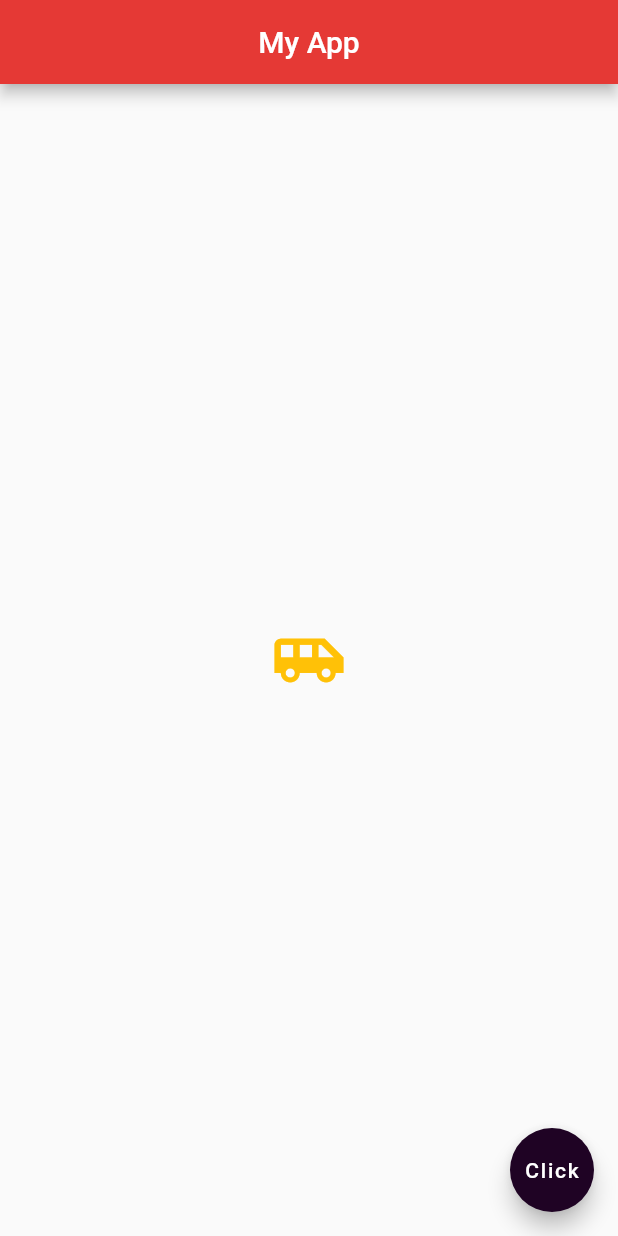
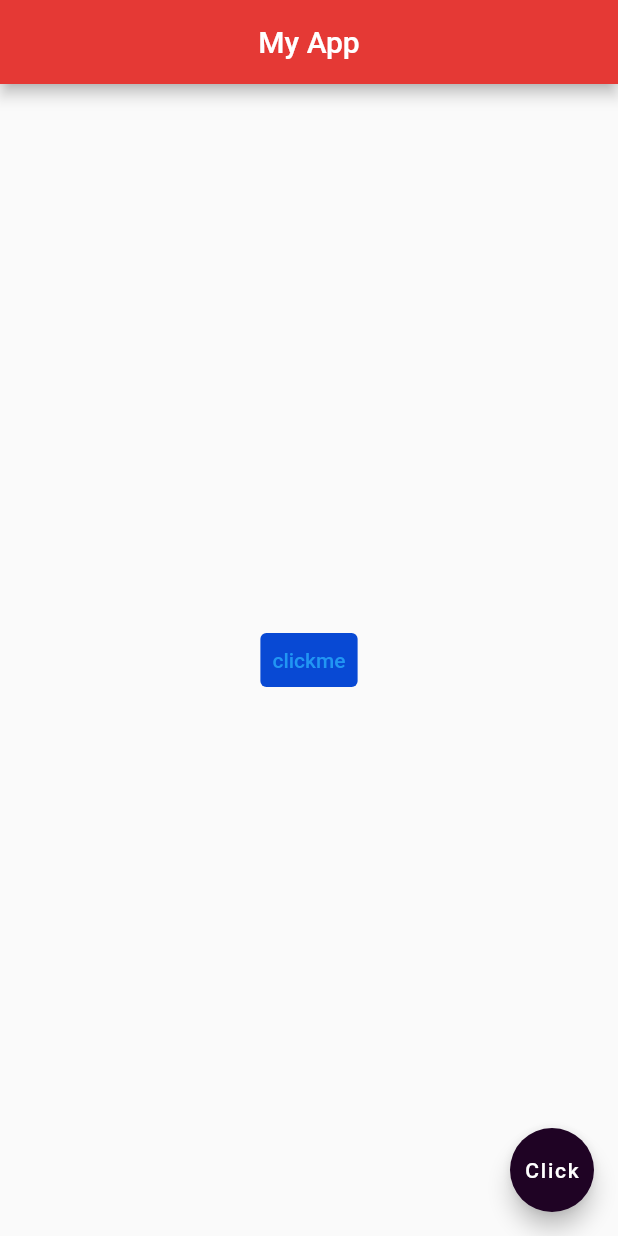
Before and after one commit to ArthurNamutilu/hello_app, a Flutter app: the screen it shows after launch, on a phone screen of 412 x 824 dp. Run offline on Flutter 3.47's test engine with Material 2 defaults, Android fonts, the phone set to English and light mode, and no system bars.

Commit message:
added TextButton

```diff
--- a/lib/main.dart
+++ b/lib/main.dart
@@ -12,13 +12,15 @@ class Home extends StatelessWidget {
         centerTitle: true,
         backgroundColor: Colors.red[600],
       ),
-      body: const Center(
-        child: Icon(
-          Icons.airport_shuttle,
-          color: Colors.amber,
-          size: 50.0,
-        ),
-      ),
+      body: Center(
+          child: TextButton(
+        onPressed: () {
+          print('Button clicked');
+        },
+        child: Text('clickme'),
+        style: TextButton.styleFrom(
+            backgroundColor: Color.fromARGB(255, 8, 73, 212)),
+      )),
       floatingActionButton: FloatingActionButton(
         child: Text('Click'),
         backgroundColor: Color.fromARGB(255, 31, 3, 36),
```
